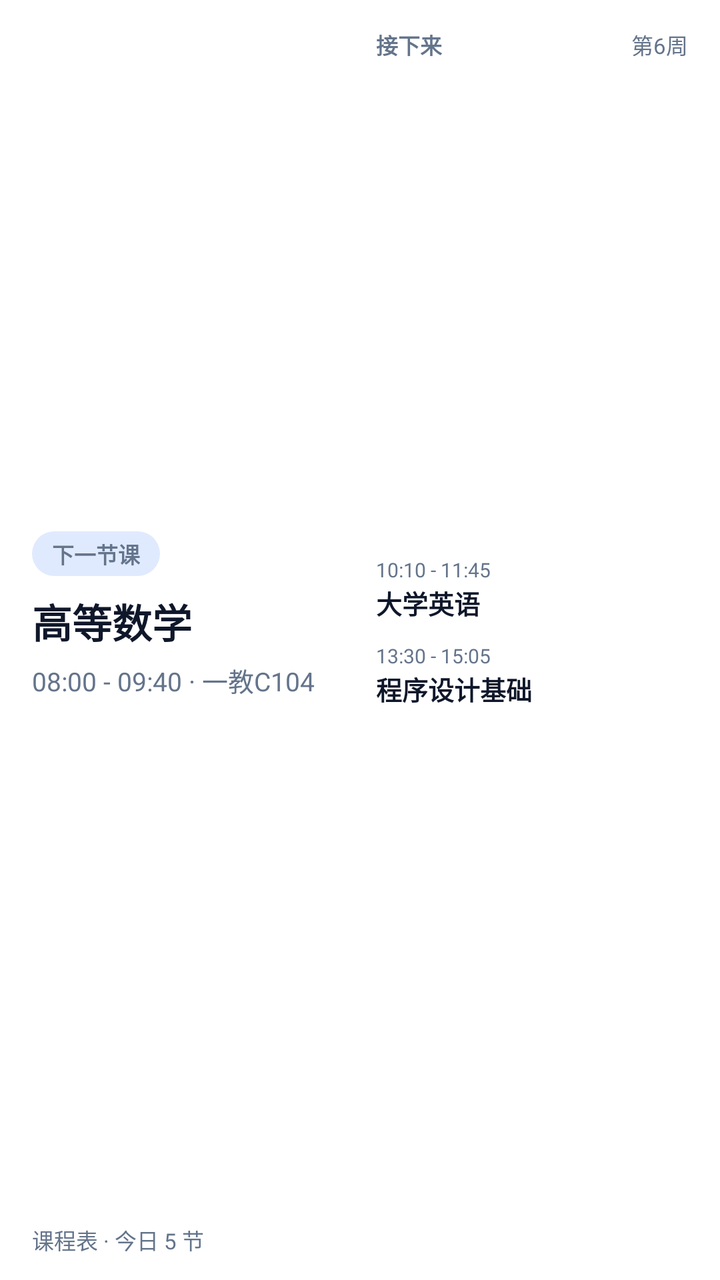
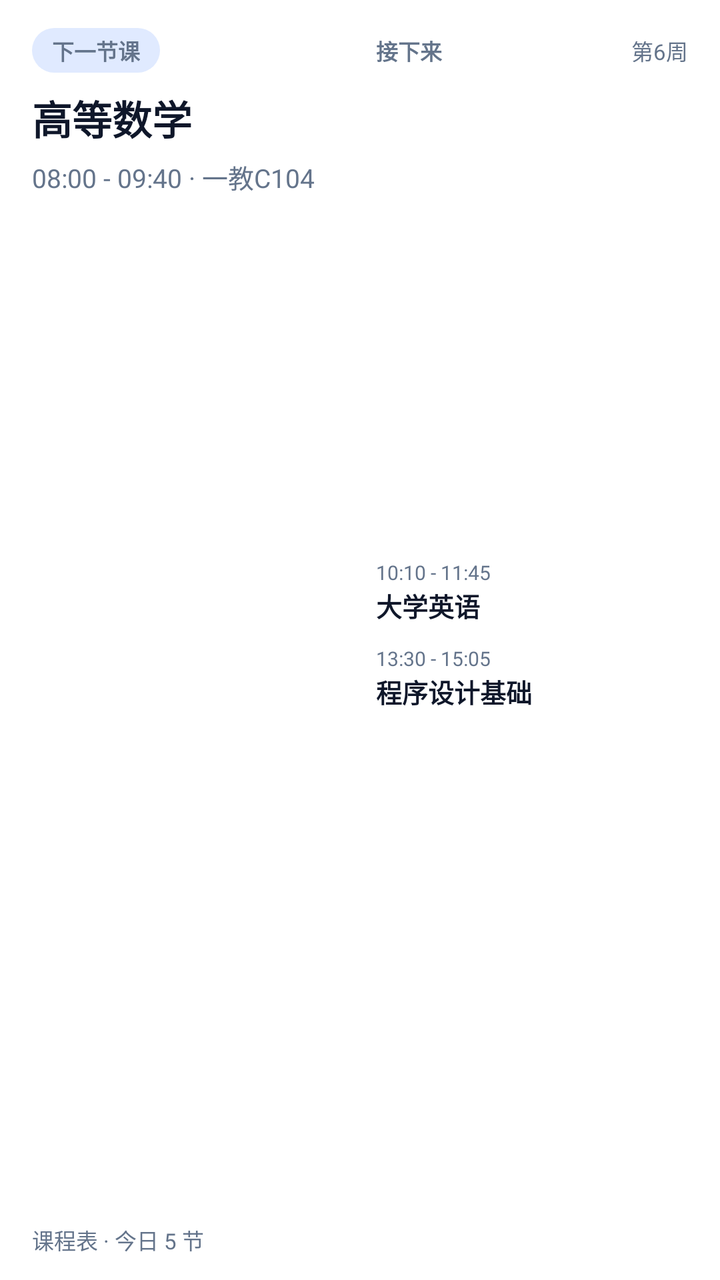

Before-and-after screenshots of an Android layout around one commit, followed by the original layout XML and the change that was made.
<!-- AndroidManifest.xml: fallback theme Theme.MaterialComponents.DayNight.NoActionBar -->
<!-- res/layout/widget_today_wide.xml -->
<?xml version="1.0" encoding="utf-8"?>
<FrameLayout xmlns:android="http://schemas.android.com/apk/res/android"
    android:id="@+id/widget_root"
    android:layout_width="match_parent"
    android:layout_height="match_parent">

    <LinearLayout
        android:id="@+id/widget_card"
        android:layout_width="match_parent"
        android:layout_height="match_parent"
        android:orientation="vertical"
        android:paddingLeft="16dp"
        android:paddingTop="14dp"
        android:paddingRight="16dp"
        android:paddingBottom="12dp">

        
        <LinearLayout
            android:id="@+id/widget_wide_body"
            android:layout_width="match_parent"
            android:layout_height="0dp"
            android:layout_weight="1"
            android:orientation="horizontal">

            <LinearLayout
                android:id="@+id/widget_wide_left"
                android:layout_width="0dp"
                android:layout_height="match_parent"
                android:layout_weight="1"
                android:gravity="center_vertical"
                android:orientation="vertical">

                <TextView
                    android:id="@+id/widget_wide_status"
                    android:layout_width="wrap_content"
                    android:layout_height="wrap_content"
                    android:background="@drawable/widget_status_chip_strong"
                    android:ellipsize="end"
                    android:maxLines="1"
                    android:paddingLeft="10dp"
                    android:paddingTop="3dp"
                    android:paddingRight="10dp"
                    android:paddingBottom="3dp"
                    android:text="下一节课"
                    android:textColor="#64748B"
                    android:textSize="11sp"
                    android:textStyle="bold" />

                <TextView
                    android:id="@+id/widget_wide_course"
                    android:layout_width="match_parent"
                    android:layout_height="wrap_content"
                    android:layout_marginTop="8dp"
                    android:ellipsize="end"
                    android:maxLines="1"
                    android:text="高等数学"
                    android:textColor="#0F172A"
                    android:textSize="20sp"
                    android:textStyle="bold" />

                <TextView
                    android:id="@+id/widget_wide_meta"
                    android:layout_width="match_parent"
                    android:layout_height="wrap_content"
                    android:layout_marginTop="5dp"
                    android:ellipsize="end"
                    android:maxLines="1"
                    android:text="08:00 - 09:40 · 一教C104"
                    android:textColor="#64748B"
                    android:textSize="13sp" />

            </LinearLayout>

            <LinearLayout
                android:id="@+id/widget_wide_right"
                android:layout_width="0dp"
                android:layout_height="match_parent"
                android:layout_marginLeft="16dp"
                android:layout_weight="1"
                android:orientation="vertical">

                <LinearLayout
                    android:layout_width="match_parent"
                    android:layout_height="wrap_content"
                    android:gravity="center_vertical"
                    android:orientation="horizontal">

                    <TextView
                        android:id="@+id/widget_wide_right_label"
                        android:layout_width="0dp"
                        android:layout_height="wrap_content"
                        android:layout_weight="1"
                        android:ellipsize="end"
                        android:maxLines="1"
                        android:text="接下来"
                        android:textColor="#64748B"
                        android:textSize="11sp"
                        android:textStyle="bold" />

                    <TextView
                        android:id="@+id/widget_wide_week"
                        android:layout_width="wrap_content"
                        android:layout_height="wrap_content"
                        android:layout_marginLeft="8dp"
                        android:maxLines="1"
                        android:text="第6周"
                        android:textColor="#64748B"
                        android:textSize="11sp" />

                </LinearLayout>

                
                <LinearLayout
                    android:layout_width="match_parent"
                    android:layout_height="0dp"
                    android:layout_weight="1" />

                <LinearLayout
                    android:id="@+id/widget_wide_row_1"
                    android:layout_width="match_parent"
                    android:layout_height="wrap_content"
                    android:orientation="vertical">

                    <TextView
                        android:id="@+id/widget_wide_row_1_time"
                        android:layout_width="wrap_content"
                        android:layout_height="wrap_content"
                        android:maxLines="1"
                        android:text="10:10 - 11:45"
                        android:textColor="#64748B"
                        android:textSize="10sp" />

                    <TextView
                        android:id="@+id/widget_wide_row_1_title"
                        android:layout_width="match_parent"
                        android:layout_height="wrap_content"
                        android:ellipsize="end"
                        android:maxLines="1"
                        android:text="大学英语"
                        android:textColor="#0F172A"
                        android:textSize="13sp"
                        android:textStyle="bold" />
                </LinearLayout>

                <LinearLayout
                    android:id="@+id/widget_wide_row_2"
                    android:layout_width="match_parent"
                    android:layout_height="wrap_content"
                    android:layout_marginTop="10dp"
                    android:orientation="vertical">

                    <TextView
                        android:id="@+id/widget_wide_row_2_time"
                        android:layout_width="wrap_content"
                        android:layout_height="wrap_content"
                        android:maxLines="1"
                        android:text="13:30 - 15:05"
                        android:textColor="#64748B"
                        android:textSize="10sp" />

                    <TextView
                        android:id="@+id/widget_wide_row_2_title"
                        android:layout_width="match_parent"
                        android:layout_height="wrap_content"
                        android:ellipsize="end"
                        android:maxLines="1"
                        android:text="程序设计基础"
                        android:textColor="#0F172A"
                        android:textSize="13sp"
                        android:textStyle="bold" />
                </LinearLayout>

                
                <LinearLayout
                    android:layout_width="match_parent"
                    android:layout_height="0dp"
                    android:layout_weight="1" />

            </LinearLayout>

        </LinearLayout>

        
        <TextView
            android:id="@+id/widget_wide_footer"
            android:layout_width="match_parent"
            android:layout_height="wrap_content"
            android:layout_marginTop="10dp"
            android:ellipsize="end"
            android:maxLines="1"
            android:text="课程表 · 今日 5 节"
            android:textColor="#64748B"
            android:textSize="11sp" />

    </LinearLayout>

</FrameLayout>
<!-- resources referenced by this layout -->
<resources>
  <!-- drawable widget_status_chip_strong (drawable) -->
  <?xml version="1.0" encoding="utf-8"?>
  <shape xmlns:android="http://schemas.android.com/apk/res/android"
      android:shape="rectangle">
      <corners android:radius="999dp" />
      <solid android:color="#E0EAFF" />
  </shape>
</resources>

<!-- the commit's change to res/layout/widget_today_wide.xml (unified diff, before → after) -->
@@ -22,12 +22,12 @@
             android:layout_weight="1"
             android:orientation="horizontal">
 
+            
             <LinearLayout
                 android:id="@+id/widget_wide_left"
                 android:layout_width="0dp"
                 android:layout_height="match_parent"
                 android:layout_weight="1"
-                android:gravity="center_vertical"
                 android:orientation="vertical">
 
                 <TextView
@@ -79,10 +79,12 @@
                 android:layout_weight="1"
                 android:orientation="vertical">
 
+                
                 <LinearLayout
                     android:layout_width="match_parent"
                     android:layout_height="wrap_content"
                     android:gravity="center_vertical"
+                    android:paddingTop="3dp"
                     android:orientation="horizontal">
 
                     <TextView
